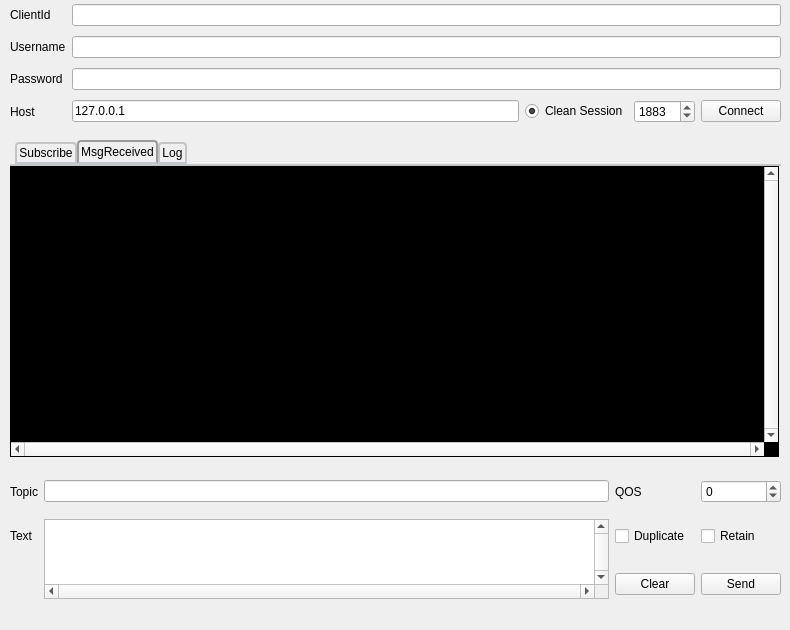
Above: mqttwindow.ui from wwhai/iothub-device-inspect-tool before the change. Below: the same form after it.
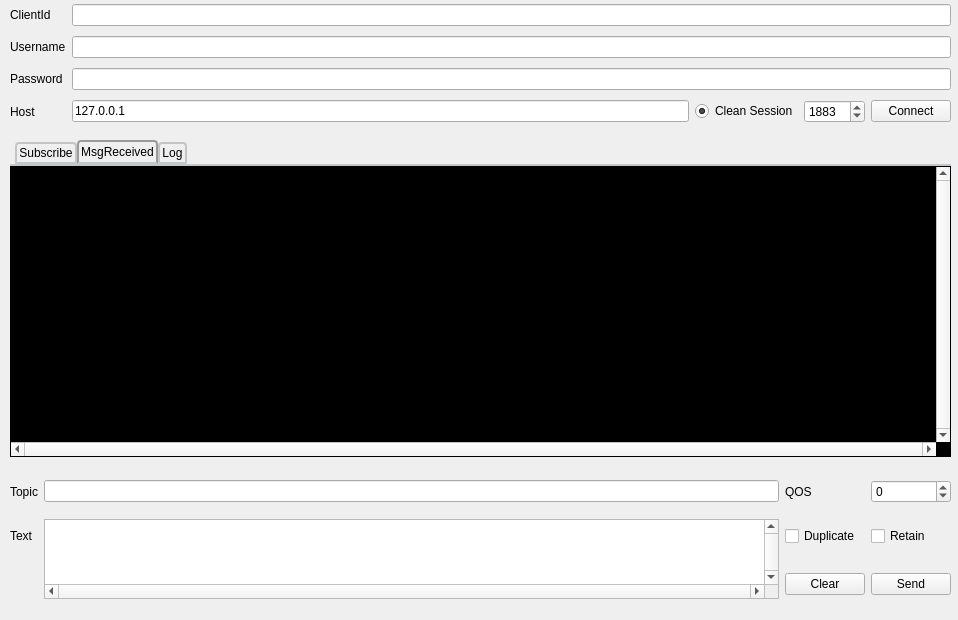
That is the form after the change. The open tabs and pages were chosen to show the change.

Commit message: dev: add more functions

```diff
--- a/mqttwindow.ui
+++ b/mqttwindow.ui
@@ -6,8 +6,8 @@
    <rect>
     <x>0</x>
     <y>0</y>
-    <width>790</width>
-    <height>630</height>
+    <width>958</width>
+    <height>620</height>
    </rect>
   </property>
   <property name="windowTitle">
@@ -19,7 +19,7 @@
      <rect>
       <x>10</x>
       <y>0</y>
-      <width>771</width>
+      <width>941</width>
       <height>131</height>
      </rect>
     </property>
@@ -111,7 +111,7 @@
      <rect>
       <x>10</x>
       <y>470</y>
-      <width>771</width>
+      <width>941</width>
       <height>141</height>
      </rect>
     </property>
@@ -201,7 +201,7 @@
      <rect>
       <x>10</x>
       <y>140</y>
-      <width>771</width>
+      <width>941</width>
       <height>321</height>
      </rect>
     </property>
@@ -346,7 +346,7 @@
           <rect>
            <x>0</x>
            <y>0</y>
-           <width>769</width>
+           <width>941</width>
            <height>291</height>
           </rect>
          </property>
@@ -368,6 +368,13 @@
          <property name="horizontalScrollBarPolicy">
           <enum>Qt::ScrollBarAlwaysOn</enum>
          </property>
+         <property name="html">
+          <string>&lt;!DOCTYPE HTML PUBLIC &quot;-//W3C//DTD HTML 4.0//EN&quot; &quot;http://www.w3.org/TR/REC-html40/strict.dtd&quot;&gt;
+&lt;html&gt;&lt;head&gt;&lt;meta name=&quot;qrichtext&quot; content=&quot;1&quot; /&gt;&lt;style type=&quot;text/css&quot;&gt;
+p, li { white-space: pre-wrap; }
+&lt;/style&gt;&lt;/head&gt;&lt;body style=&quot; font-family:'SimSun'; font-size:9pt; font-weight:400; font-style:normal;&quot;&gt;
+&lt;p style=&quot;-qt-paragraph-type:empty; margin-top:0px; margin-bottom:0px; margin-left:0px; margin-right:0px; -qt-block-indent:0; text-indent:0px;&quot;&gt;&lt;br /&gt;&lt;/p&gt;&lt;/body&gt;&lt;/html&gt;</string>
+         </property>
         </widget>
        </widget>
        <widget class="QWidget" name="tab">
```
Left out of the diff: 8 changed lines with no effect on the pictures. The commit also changes 1 other file.
